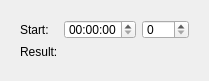
Old version of the form Cpp/Qaddtime/qaddtime.ui in the repository Catamondium/projects.
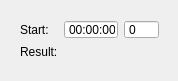
New version of the form.

Commit message: Removed buttons

```diff
--- a/Cpp/Qaddtime/qaddtime.ui
+++ b/Cpp/Qaddtime/qaddtime.ui
@@ -6,7 +6,7 @@
    <rect>
     <x>0</x>
     <y>0</y>
-    <width>209</width>
+    <width>178</width>
     <height>81</height>
    </rect>
   </property>
@@ -18,7 +18,7 @@
     <rect>
      <x>9</x>
      <y>9</y>
-     <width>191</width>
+     <width>161</width>
      <height>61</height>
     </rect>
    </property>
@@ -38,11 +38,17 @@
       <property name="cursor">
        <cursorShape>IBeamCursor</cursorShape>
       </property>
+      <property name="buttonSymbols">
+       <enum>QAbstractSpinBox::NoButtons</enum>
+      </property>
+      <property name="minimum">
+       <number>-300</number>
+      </property>
       <property name="maximum">
        <number>300</number>
       </property>
-      <property name="singleStep">
-       <number>30</number>
+      <property name="value">
+       <number>0</number>
       </property>
      </widget>
     </item>
@@ -58,6 +64,9 @@
       <property name="cursor">
        <cursorShape>IBeamCursor</cursorShape>
       </property>
+      <property name="buttonSymbols">
+       <enum>QAbstractSpinBox::NoButtons</enum>
+      </property>
      </widget>
     </item>
     <item row="1" column="1" colspan="2">
```
The commit also changes 1 other file.
